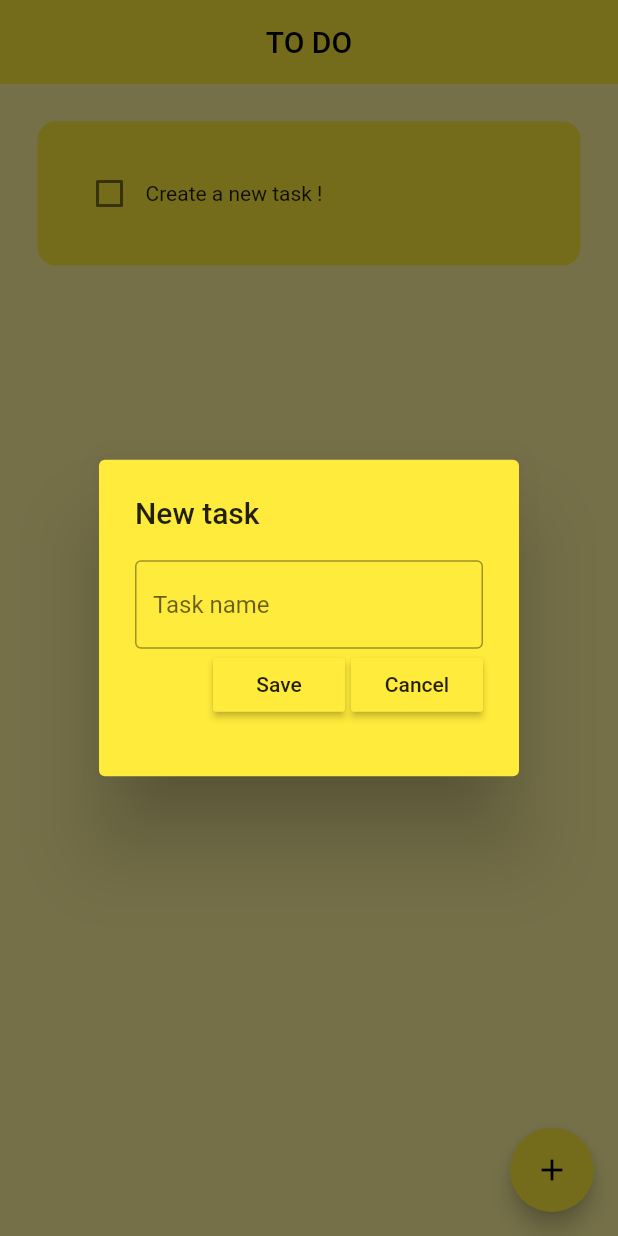
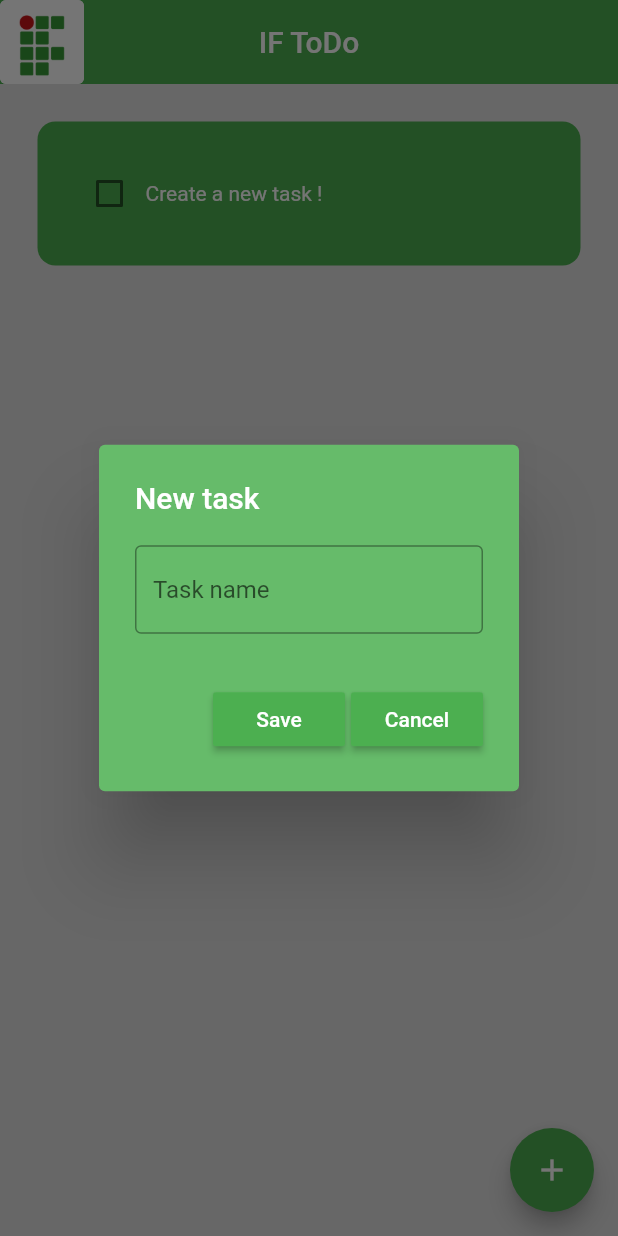
Before and after one commit to ryanoliveir/academic-iftodo-flutter, a Flutter app: the screen it shows after launch, after a tap on the "add" icon, on a phone screen of 412 x 824 dp. Run offline on Flutter 3.47's test engine with Material 2 defaults, Android fonts, the phone set to English and light mode, and no system bars; drawn by our look-alikes of flutter_slidable; our stand-ins replace hive, hive_flutter; accounts and stored records are empty.

Commit message:
ui: change ui colors and app lauch icon

```diff
--- a/lib/components/button.dart
+++ b/lib/components/button.dart
@@ -16,7 +16,7 @@ class ButtonCustom extends StatelessWidget {
     return MaterialButton(
       onPressed: onPressed,
       color: Theme.of(context).primaryColor,
-      child: Text(text),
+      child:  Text(text,  style: const TextStyle(color: Colors.white)),
     );
   }
 }
--- a/lib/components/dialog.dart
+++ b/lib/components/dialog.dart
@@ -20,10 +20,11 @@ class DialogForm extends StatelessWidget {
   Widget build(BuildContext context) {
     return
       AlertDialog(
-        backgroundColor: Colors.yellow,
+        backgroundColor: Colors.green[400],
         content: SizedBox (
-            height: 120,
+            height: 140,
             child:  Column(
+              mainAxisAlignment: MainAxisAlignment.spaceBetween,
               children: [
                 // Name of task
                  TextField(
@@ -36,6 +37,7 @@ class DialogForm extends StatelessWidget {
                 ),
                 Row(
                   mainAxisAlignment: MainAxisAlignment.end,
+                  crossAxisAlignment: CrossAxisAlignment.center,
                   children: [
                     ButtonCustom(text: "Save" , onPressed: onSave),
                     const SizedBox(width: 4),
@@ -50,7 +52,7 @@ class DialogForm extends StatelessWidget {
 
         ),
 
-        title: const Text('New task')
+        title: const Text('New task', style: TextStyle(color: Colors.white),)
       );
   }
 }
--- a/lib/components/todo_list.dart
+++ b/lib/components/todo_list.dart
@@ -6,10 +6,10 @@ class TodoList extends StatelessWidget {
   final String taskName;
   final bool taskCompleted;
 
-  Function(bool?)? onChanged;
-  Function(BuildContext?)? removeTask;
+  final Function(bool?)? onChanged;
+  final Function(BuildContext?)? removeTask;
 
-    TodoList({
+  const TodoList({
     required this.taskName,
     required this.taskCompleted,
     required this.onChanged,
@@ -37,7 +37,7 @@ class TodoList extends StatelessWidget {
         child: Container(
           padding: const EdgeInsets.all(24),
           decoration: BoxDecoration(
-              color: Colors.yellow,
+              color: Colors.green[500],
               borderRadius: BorderRadius.circular(12)
             ),
           child: Row(
@@ -52,7 +52,9 @@ class TodoList extends StatelessWidget {
               Text(
                 taskName,
                 style: TextStyle(
-                  decoration: taskCompleted? TextDecoration.lineThrough : TextDecoration.none
+                  decoration: taskCompleted? TextDecoration.lineThrough : TextDecoration.none,
+                  fontSize: 14,
+                  color: Colors.white
                 ),
               )
 
--- a/lib/main.dart
+++ b/lib/main.dart
@@ -1,3 +1,4 @@
+// ignore_for_file: unused_local_variable
 import 'package:flutter/material.dart';
 import 'package:hive_flutter/adapters.dart';
 import 'package:todo_app/screens/home_page.dart';
@@ -19,7 +20,7 @@ class MyApp extends StatelessWidget {
     return MaterialApp(
       title: 'Flutter Demo',
       debugShowCheckedModeBanner: false,
-      theme: ThemeData(primarySwatch: Colors.yellow),
+      theme: ThemeData(primarySwatch: Colors.green),
       home: const HomePage(),
     );
   }
--- a/lib/screens/home_page.dart
+++ b/lib/screens/home_page.dart
@@ -3,7 +3,6 @@ import 'package:hive/hive.dart';
 import 'package:todo_app/components/todo_list.dart';
 import 'package:todo_app/components/dialog.dart';
 import 'package:todo_app/data/database.dart';
-
 
 class HomePage extends StatefulWidget {
   const HomePage({super.key});
@@ -13,13 +12,10 @@ class HomePage extends StatefulWidget {
 }
 
 class _HomePageState extends State<HomePage> {
-
-
   final _tasks = Hive.box('tasks');
 
   TasksDatabase db = TasksDatabase();
   final _taskNameController = TextEditingController();
-
 
   @override
   void initState() {
@@ -31,16 +27,14 @@ class _HomePageState extends State<HomePage> {
     super.initState();
   }
 
-  void checkBoxChanged(bool? value, int index){
+  void checkBoxChanged(bool? value, int index) {
     setState(() {
       db.toDoList[index][1] = !db.toDoList[index][1];
-
     });
     db.update();
-
   }
 
-  void saveTask(){
+  void saveTask() {
     setState(() {
       db.toDoList.add([_taskNameController.text, false]);
     });
@@ -49,35 +43,40 @@ class _HomePageState extends State<HomePage> {
     Navigator.of(context).pop();
   }
 
-  void deleteTask(int index){
+  void deleteTask(int index) {
     setState(() {
       db.toDoList.removeAt(index);
     });
     db.update();
   }
 
-  void createNewTask(){
-    showDialog(context: context,
-      builder: (context){
+  void createNewTask() {
+    showDialog(
+        context: context,
+        builder: (context) {
           return DialogForm(
             taskNameController: _taskNameController,
             onSave: saveTask,
-        onCancel: () => {
-          _taskNameController.text = "",
-          Navigator.of(context).pop()
-        },
+            onCancel: () =>
+                {_taskNameController.text = "", Navigator.of(context).pop()},
           );
         });
   }
 
-
   @override
   Widget build(BuildContext context) {
     return Scaffold(
-      backgroundColor: Colors.yellow[200],
+        backgroundColor: Colors.grey[300],
         appBar: AppBar(
+          leading: Container(
+            decoration: BoxDecoration(
+                borderRadius: BorderRadius.circular(4), color: Colors.white),
+            child: ClipRRect(
+                borderRadius: BorderRadius.circular(4),
+                child: Image.asset("assets/icon/if.png", fit: BoxFit.cover)),
+          ),
           centerTitle: true,
-        title: const Text('TO DO'),
+          title: const Text('IF ToDo'),
           elevation: 0,
         ),
         floatingActionButton: FloatingActionButton(
@@ -92,8 +91,6 @@ class _HomePageState extends State<HomePage> {
                   taskCompleted: db.toDoList[index][1],
                   removeTask: (context) => deleteTask(index),
                   onChanged: (value) => checkBoxChanged(value, index));
-        }
-      )
-    );
+            }));
   }
 }
```
Also changed, not shown: pubspec.yaml (+10 -0 lines), assets/icon/if.png (added), pubspec.lock, 27 other files. Lines whose indentation alone changed are shown as unchanged.
